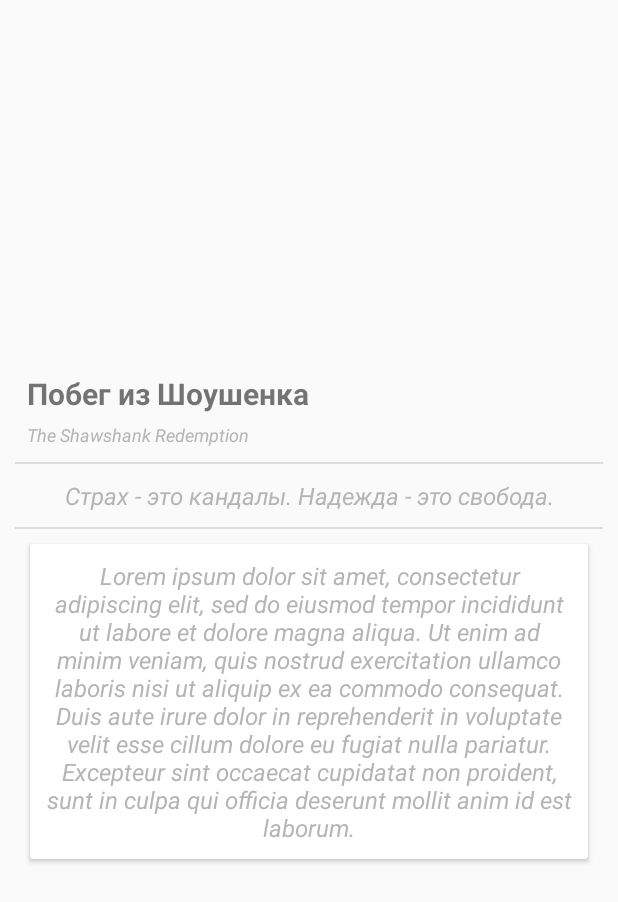
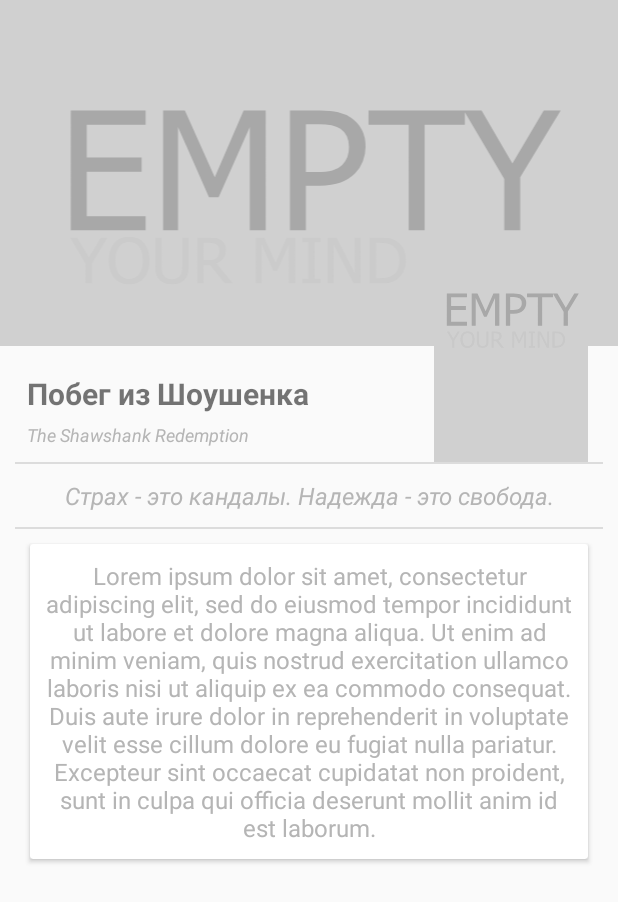
Before and after one commit to Yakov9293/MyTMDB, an Android app: the layout fragment_movie.xml on its own in the app's theme, with its tools: preview values and no code run, on a phone screen of 412 x 824 dp. Shown: the top 902 px of the screen. Run offline under Robolectric (Android 15) with nearby library versions, the phone set to English and light mode, and no system bars.

Commit message:
Добавил в dettail fragment poster Мелкие фиксы

```diff
--- a/app/src/main/java/com/example/mytmdb/util/BindingAdapter.kt
+++ b/app/src/main/java/com/example/mytmdb/util/BindingAdapter.kt
@@ -49,6 +49,6 @@ fun bindPercentForRingProgressView(view: CircleProgressView, percent: Double?) {
 }
 
 @BindingConversion
-fun convertColorToDrawable(visible: Boolean): Int {
+fun convertBooleanToVisible(visible: Boolean): Int {
     return if (visible) View.VISIBLE else View.GONE
 }
--- a/app/src/main/res/layout/fragment_movie.xml
+++ b/app/src/main/res/layout/fragment_movie.xml
@@ -24,15 +24,31 @@
                 android:id="@+id/backdrop"
                 android:layout_width="0dp"
                 android:layout_height="0dp"
-                android:adjustViewBounds="true"
-                android:contentDescription="@string/content_description_for_poster_image"
+                android:contentDescription="@string/content_description_for_backdrop_image"
                 android:visibility="@{viewModel.networkState == NetworkState.LOADED}"
                 app:backdropFromUrl="@{viewModel.detailMovie.backdrop_path}"
                 app:layout_constrainedHeight="true"
                 app:layout_constraintDimensionRatio="H,25:14"
                 app:layout_constraintEnd_toEndOf="parent"
                 app:layout_constraintStart_toStartOf="parent"
-                app:layout_constraintTop_toTopOf="parent" />
+                app:layout_constraintTop_toTopOf="parent"
+                tools:src="@drawable/empty_backdrop"/>
+
+            <ImageView
+                android:id="@+id/poster"
+                android:layout_marginEnd="20dp"
+                android:layout_width="0dp"
+                android:layout_height="wrap_content"
+                android:adjustViewBounds="true"
+                android:visibility="@{viewModel.networkState == NetworkState.LOADED &amp;&amp; viewModel.detailMovie.poster_path != null &amp;&amp; !viewModel.detailMovie.poster_path.empty}"
+                app:backdropFromUrl="@{viewModel.detailMovie.poster_path}"
+                app:layout_constraintWidth_percent="0.25"
+                app:layout_constraintTop_toBottomOf="@id/backdrop"
+                app:layout_constraintBottom_toBottomOf="@id/backdrop"
+                app:layout_constraintEnd_toEndOf="parent"
+                tools:src="@drawable/empty_poster"
+                android:contentDescription="@string/content_description_for_poster_image"
+                />
 
             <TextView
                 android:id="@+id/title"
@@ -135,7 +151,6 @@
                     android:textAlignment="center"
                     android:textColor="@color/titleTextColor"
                     android:textSize="16sp"
-                    android:textStyle="italic"
                     tools:text="Lorem ipsum dolor sit amet, consectetur adipiscing elit, sed do eiusmod tempor incididunt ut labore et dolore magna aliqua. Ut enim ad minim veniam, quis nostrud exercitation ullamco laboris nisi ut aliquip ex ea commodo consequat. Duis aute irure dolor in reprehenderit in voluptate velit esse cillum dolore eu fugiat nulla pariatur. Excepteur sint occaecat cupidatat non proident, sunt in culpa qui officia deserunt mollit anim id est laborum." />
 
             </androidx.cardview.widget.CardView>
--- a/app/src/main/res/values/strings.xml
+++ b/app/src/main/res/values/strings.xml
@@ -1,4 +1,5 @@
 <resources>
     <string name="app_name">MyTMDB</string>
     <string name="content_description_for_poster_image">Poster</string>
+    <string name="content_description_for_backdrop_image">Backdrop</string>
 </resources>
```
